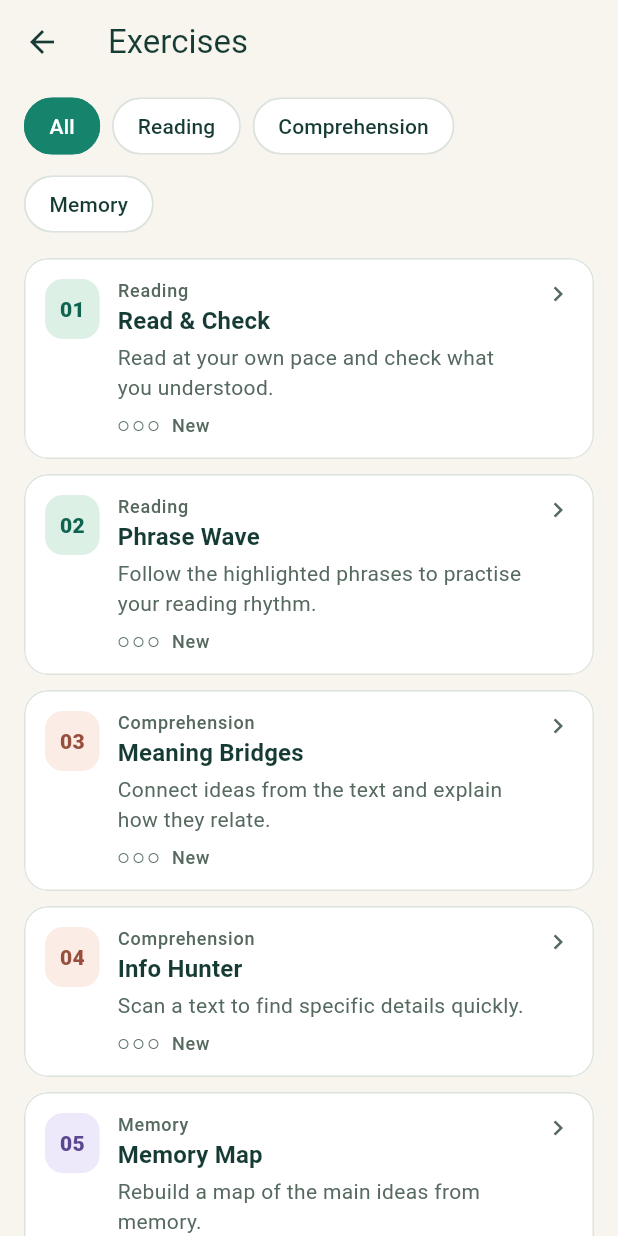
After one commit to NikodemJachec99/Fast-Reading-Learner, a Flutter app: the screen it shows after launch, after a tap on "Exercises", on a phone screen of 412 x 824 dp. The commit adds this screen. Run offline on Flutter 3.47's test engine with Material 3 defaults, Android fonts, the phone set to English and light mode, and no system bars.

Commit message:
feat: add exercises screen (#39)
Co-authored-by: bybelek3 <GITHUB_HESABINDA_KULLANDIGIN_EMAIL>

```diff
--- /dev/null
+++ b/lib/src/features/exercises/exercise.dart
@@ -0,0 +1,89 @@
+/// The training skill an exercise focuses on.
+enum ExerciseCategory {
+  reading('Reading'),
+  comprehension('Comprehension'),
+  memory('Memory');
+
+  const ExerciseCategory(this.label);
+
+  final String label;
+}
+
+/// The current difficulty of an exercise the user has started.
+enum ExerciseLevel {
+  one,
+  two,
+  three;
+
+  /// The level number displayed on a card.
+  int get number => index + 1;
+}
+
+/// The exercise catalog in the order shown on the Exercises screen.
+enum Exercise {
+  readAndCheck(
+    1,
+    ExerciseCategory.reading,
+    'Read & Check',
+    'Read at your own pace and check what you understood.',
+  ),
+  phraseWave(
+    2,
+    ExerciseCategory.reading,
+    'Phrase Wave',
+    'Follow the highlighted phrases to practise your reading rhythm.',
+  ),
+  meaningBridges(
+    3,
+    ExerciseCategory.comprehension,
+    'Meaning Bridges',
+    'Connect ideas from the text and explain how they relate.',
+  ),
+  infoHunter(
+    4,
+    ExerciseCategory.comprehension,
+    'Info Hunter',
+    'Scan a text to find specific details quickly.',
+  ),
+  memoryMap(
+    5,
+    ExerciseCategory.memory,
+    'Memory Map',
+    'Rebuild a map of the main ideas from memory.',
+  ),
+  fadingText(
+    6,
+    ExerciseCategory.reading,
+    'Fading Text',
+    'Keep your reading pace as the letters fade.',
+    isLocked: true,
+  ),
+  shortenTheParagraph(
+    7,
+    ExerciseCategory.comprehension,
+    'Shorten the Paragraph',
+    'Pick the most important sentences to build a summary.',
+    isLocked: true,
+  ),
+  associations(
+    8,
+    ExerciseCategory.memory,
+    'Associations',
+    'Link words with images, then recall them without the images.',
+    isLocked: true,
+  );
+
+  const Exercise(
+    this.number,
+    this.category,
+    this.title,
+    this.description, {
+    this.isLocked = false,
+  });
+
+  final int number;
+  final ExerciseCategory category;
+  final String title;
+  final String description;
+  final bool isLocked;
+}
--- /dev/null
+++ b/lib/src/features/exercises/exercises_screen.dart
@@ -0,0 +1,271 @@
+import 'package:flutter/material.dart';
+
+import 'exercise.dart';
+
+/// Lists the exercises and lets the user choose which round to start.
+class ExercisesScreen extends StatefulWidget {
+  const ExercisesScreen({super.key, this.onStartRound, this.levels = const {}});
+
+  /// Starts a round for the tapped exercise once the round flow is connected.
+  final ValueChanged<Exercise>? onStartRound;
+
+  /// Current levels for exercises the user has already started.
+  final Map<Exercise, ExerciseLevel> levels;
+
+  @override
+  State<ExercisesScreen> createState() => _ExercisesScreenState();
+}
+
+class _ExercisesScreenState extends State<ExercisesScreen> {
+  ExerciseCategory? _selectedCategory;
+
+  void _startRound(Exercise exercise) {
+    final startRound = widget.onStartRound;
+    if (startRound != null) {
+      startRound(exercise);
+      return;
+    }
+
+    ScaffoldMessenger.of(context)
+      ..hideCurrentSnackBar()
+      ..showSnackBar(const SnackBar(content: Text('Rounds are coming soon.')));
+  }
+
+  @override
+  Widget build(BuildContext context) {
+    final colors = Theme.of(context).colorScheme;
+    final light = colors.brightness == Brightness.light;
+    final background = light ? const Color(0xFFF7F5EE) : colors.surface;
+    final surface = light ? Colors.white : colors.surfaceContainer;
+    final ink = light ? const Color(0xFF163B34) : colors.onSurface;
+    final line = light ? const Color(0xFFDCE3DD) : colors.outlineVariant;
+    final muted = light ? const Color(0xFF55695F) : colors.onSurfaceVariant;
+    final accent = light ? const Color(0xFF16846C) : colors.primary;
+    final onAccent = light ? Colors.white : colors.onPrimary;
+    final exercises = Exercise.values.where(
+      (exercise) =>
+          _selectedCategory == null || exercise.category == _selectedCategory,
+    );
+
+    return Scaffold(
+      backgroundColor: background,
+      appBar: AppBar(
+        title: const Text('Exercises'),
+        backgroundColor: background,
+        foregroundColor: ink,
+      ),
+      body: SafeArea(
+        top: false,
+        child: Center(
+          child: ConstrainedBox(
+            constraints: const BoxConstraints(maxWidth: 640),
+            child: Column(
+              crossAxisAlignment: CrossAxisAlignment.stretch,
+              children: [
+                Padding(
+                  padding: const EdgeInsets.fromLTRB(16, 4, 16, 12),
+                  child: Wrap(
+                    spacing: 8,
+                    runSpacing: 4,
+                    children: [
+                      for (final category in [null, ...ExerciseCategory.values])
+                        ChoiceChip(
+                          label: Text(category?.label ?? 'All'),
+                          selected: _selectedCategory == category,
+                          showCheckmark: false,
+                          backgroundColor: surface,
+                          selectedColor: accent,
+                          side: BorderSide(
+                            color: _selectedCategory == category
+                                ? accent
+                                : line,
+                          ),
+                          labelStyle: TextStyle(
+                            color: _selectedCategory == category
+                                ? onAccent
+                                : ink,
+                          ),
+                          shape: const StadiumBorder(),
+                          onSelected: (_) =>
+                              setState(() => _selectedCategory = category),
+                        ),
+                    ],
+                  ),
+                ),
+                Expanded(
+                  child: ListView(
+                    key: ValueKey(_selectedCategory),
+                    padding: const EdgeInsets.fromLTRB(16, 0, 16, 24),
+                    children: [
+                      for (final exercise in exercises)
+                        Padding(
+                          padding: const EdgeInsets.only(bottom: 10),
+                          child: _ExerciseCard(
+                            exercise: exercise,
+                            level: widget.levels[exercise],
+                            surface: surface,
+                            ink: ink,
+                            muted: muted,
+                            line: line,
+                            accent: accent,
+                            onTap: exercise.isLocked
+                                ? null
+                                : () => _startRound(exercise),
+                          ),
+                        ),
+                    ],
+                  ),
+                ),
+              ],
+            ),
+          ),
+        ),
+      ),
+    );
+  }
+}
+
+class _ExerciseCard extends StatelessWidget {
+  const _ExerciseCard({
+    required this.exercise,
+    required this.level,
+    required this.surface,
+    required this.ink,
+    required this.muted,
+    required this.line,
+    required this.accent,
+    required this.onTap,
+  });
+
+  final Exercise exercise;
+  final ExerciseLevel? level;
+  final Color surface;
+  final Color ink;
+  final Color muted;
+  final Color line;
+  final Color accent;
+  final VoidCallback? onTap;
+
+  @override
+  Widget build(BuildContext context) {
+    final text = Theme.of(context).textTheme;
+    final (badge, badgeInk) = switch (exercise.category) {
+      ExerciseCategory.reading => (
+        const Color(0xFFDCF0E5),
+        const Color(0xFF106350),
+      ),
+      ExerciseCategory.comprehension => (
+        const Color(0xFFFCECE6),
+        const Color(0xFF974E3D),
+      ),
+      ExerciseCategory.memory => (
+        const Color(0xFFEDE8FA),
+        const Color(0xFF5B4691),
+      ),
+    };
+    final currentLevel = level?.number ?? 0;
+    final status = exercise.isLocked
+        ? 'Locked'
+        : currentLevel == 0
+        ? 'New'
+        : 'Level $currentLevel';
+
+    return Card(
+      margin: EdgeInsets.zero,
+      elevation: 0,
+      color: surface,
+      shape: RoundedRectangleBorder(
+        borderRadius: BorderRadius.circular(16),
+        side: BorderSide(color: line),
+      ),
+      clipBehavior: Clip.antiAlias,
+      child: InkWell(
+        onTap: onTap,
+        child: Padding(
+          padding: const EdgeInsets.all(14),
+          child: Row(
+            crossAxisAlignment: CrossAxisAlignment.start,
+            children: [
+              Container(
+                decoration: BoxDecoration(
+                  color: badge,
+                  borderRadius: BorderRadius.circular(12),
+                ),
+                padding: const EdgeInsets.all(10),
+                child: Text(
+                  exercise.number.toString().padLeft(2, '0'),
+                  style: text.titleSmall?.copyWith(
+                    color: badgeInk,
+                    fontWeight: FontWeight.w800,
+                  ),
+                ),
+              ),
+              const SizedBox(width: 12),
+              Expanded(
+                child: Column(
+                  crossAxisAlignment: CrossAxisAlignment.start,
+                  children: [
+                    Text(
+                      exercise.category.label,
+                      style: text.labelMedium?.copyWith(color: muted),
+                    ),
+                    Text(
+                      exercise.title,
+                      style: text.titleMedium?.copyWith(
+                        color: ink,
+                        fontWeight: FontWeight.w700,
+                      ),
+                    ),
+                    const SizedBox(height: 2),
+                    Text(
+                      exercise.description,
+                      style: text.bodyMedium?.copyWith(color: muted),
+                    ),
+                    const SizedBox(height: 8),
+                    Wrap(
+                      spacing: 6,
+                      crossAxisAlignment: WrapCrossAlignment.center,
+                      children: [
+                        if (!exercise.isLocked)
+                          ExcludeSemantics(
+                            child: Row(
+                              mainAxisSize: MainAxisSize.min,
+                              children: [
+                                for (final dot in ExerciseLevel.values)
+                                  Padding(
+                                    padding: const EdgeInsets.only(right: 2),
+                                    child: Icon(
+                                      dot.number <= currentLevel
+                                          ? Icons.circle
+                                          : Icons.circle_outlined,
+                                      color: dot.number <= currentLevel
+                                          ? accent
+                                          : muted,
+                                      size: 8,
+                                    ),
+                                  ),
+                              ],
+                            ),
+                          ),
+                        Text(
+                          status,
+                          style: text.labelMedium?.copyWith(color: muted),
+                        ),
+                      ],
+                    ),
+                  ],
+                ),
+              ),
+              const SizedBox(width: 8),
+              Icon(
+                exercise.isLocked ? Icons.lock_outline : Icons.chevron_right,
+                color: muted,
+                size: 20,
+              ),
+            ],
+          ),
+        ),
+      ),
+    );
+  }
+}
--- a/lib/src/features/home/home_screen.dart
+++ b/lib/src/features/home/home_screen.dart
@@ -1,6 +1,7 @@
 import 'package:flutter/material.dart';
 
 import '../../app.dart';
+import '../exercises/exercises_screen.dart';
 
 /// Landing screen shown after the app starts.
 class HomeScreen extends StatelessWidget {
@@ -29,11 +30,14 @@ class HomeScreen extends StatelessWidget {
                 style: textTheme.headlineSmall,
                 textAlign: TextAlign.center,
               ),
-              const SizedBox(height: 8),
-              Text(
-                'Exercises are coming soon.',
-                style: textTheme.bodyMedium,
-                textAlign: TextAlign.center,
+              const SizedBox(height: 16),
+              FilledButton(
+                onPressed: () => Navigator.of(context).push<void>(
+                  MaterialPageRoute<void>(
+                    builder: (_) => const ExercisesScreen(),
+                  ),
+                ),
+                child: const Text('Exercises'),
               ),
             ],
           ),
```
Also changed, not shown: 2 other files.
